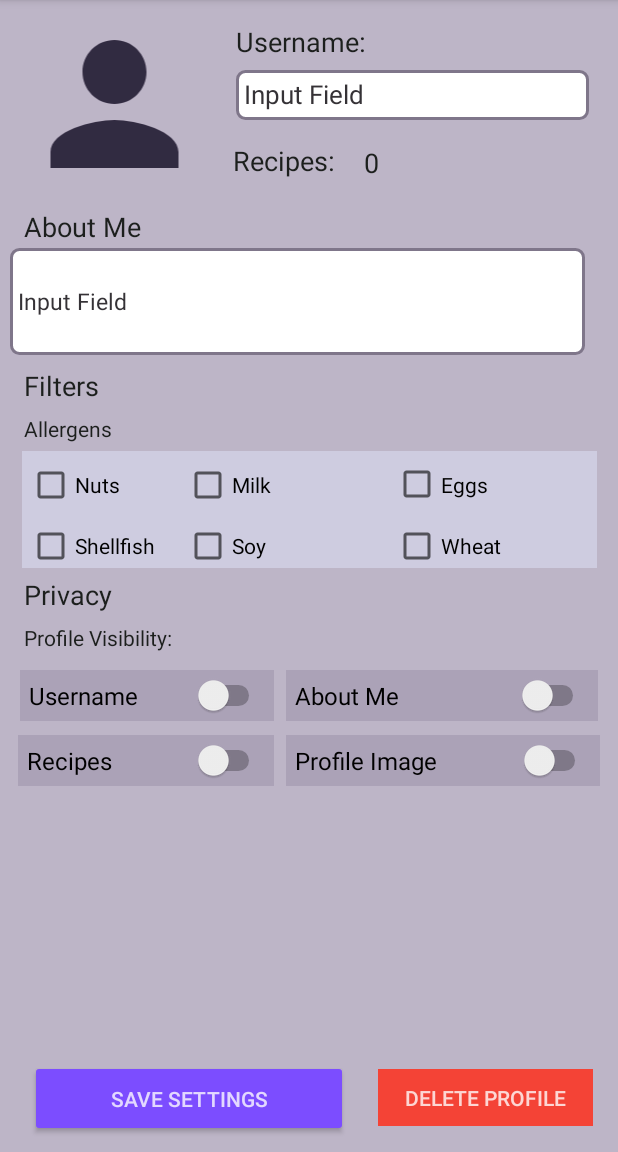
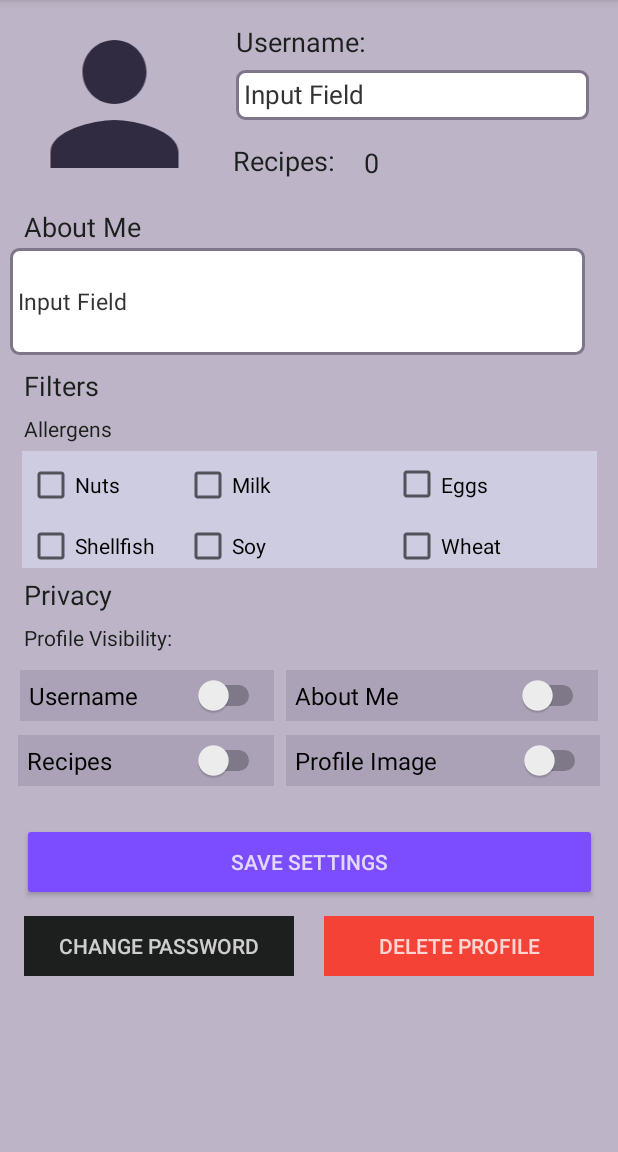
Before and after one commit to SWEngGroup4/scranplan, an Android app: the ProfileSettings screen opened directly, with no data from a screen before it, on a phone screen of 412 x 824 dp, the part 84-1236 px from its top. Run offline under Robolectric (Android 15) with nearby library versions, the phone set to English and light mode, and no system bars; our stand-ins replace Firebase (no records; nobody signed in at launch, a user with empty details on screens opened directly).

Commit message:
Finished delete profile and reset password options + added scrollview
**Added**
- delete profile button which deletes the users profile
- Reset password which resets the users password

**Fixed**
- Added email reference back to the UserInfoPrivate class.
- Made the profile settings page a scrollview making it visible on smaller decides.

**TODO**
- Tests (JUnit & Espresso)
- Fix layout issues on smaller/larger devices (DP > SP conversion)

```diff
--- a/app/src/main/res/layout/activity_profile_settings.xml
+++ b/app/src/main/res/layout/activity_profile_settings.xml
@@ -6,16 +6,25 @@
     android:layout_height="match_parent"
     tools:context=".ProfileSettings">
 
+    <ScrollView
+        android:layout_width="match_parent"
+        android:layout_height="match_parent" >
+
+    <androidx.constraintlayout.widget.ConstraintLayout
+        android:layout_width="match_parent"
+        android:layout_height="match_parent" >
+
+
     <EditText
         android:id="@+id/settings_input_username"
         style="@style/Widget.AppCompat.EditText"
-        android:layout_width="235dp"
-        android:layout_height="33dp"
-        android:layout_marginTop="8dp"
-        android:layout_marginEnd="10dp"
+        android:layout_width="235sp"
+        android:layout_height="33sp"
+        android:layout_marginTop="8sp"
+        android:layout_marginEnd="10sp"
         android:background="@drawable/rounded_corners"
         android:ems="10"
-        android:padding="5.5dp"
+        android:padding="5.5sp"
         android:text="Input Field"
         android:singleLine="true"
         android:textColor="#353236"
@@ -25,27 +34,44 @@
         app:layout_constraintTop_toBottomOf="@+id/settings_username" />
 
         <Button
-        android:id="@+id/settings_delete_profile"
+            android:id="@+id/settings_reset_password"
             style="@style/Widget.AppCompat.Button.Borderless"
-        android:layout_width="143dp"
-        android:layout_height="38dp"
-        android:layout_marginStart="33dp"
-        android:layout_marginEnd="20dp"
-        android:layout_marginBottom="17dp"
+            android:layout_width="180sp"
+            android:layout_height="40sp"
+            android:layout_marginStart="16sp"
+            android:layout_marginTop="10sp"
+            android:layout_marginBottom="20sp"
+            android:background="@color/colorPrimaryText"
+            android:onClick="changePassword"
+            android:text="change password"
+            android:textColor="#C8FFFFFF"
+            app:layout_constraintBottom_toBottomOf="parent"
+            app:layout_constraintStart_toStartOf="parent"
+            app:layout_constraintTop_toBottomOf="@+id/settings_save_settings" />
+
+        <Button
+            android:id="@+id/settings_delete_profile3"
+            style="@style/Widget.AppCompat.Button.Borderless"
+            android:layout_width="180sp"
+            android:layout_height="40sp"
+            android:layout_marginTop="10sp"
+            android:layout_marginEnd="16sp"
+            android:layout_marginBottom="20sp"
             android:background="@color/colorDangerRed"
+            android:onClick="deleteProfile"
             android:text="delete profile"
             android:textColor="#C8FFFFFF"
             app:layout_constraintBottom_toBottomOf="parent"
             app:layout_constraintEnd_toEndOf="parent"
-        app:layout_constraintHorizontal_bias="0.81"
-        app:layout_constraintStart_toEndOf="@+id/settings_save_settings" />
+            app:layout_constraintTop_toBottomOf="@+id/settings_save_settings"
+            app:layout_constraintVertical_bias="0.17000002" />
 
     <ImageView
         android:id="@+id/settings_profile_image"
-        android:layout_width="142dp"
-        android:layout_height="128dp"
-        android:layout_marginStart="5dp"
-        android:layout_marginTop="5dp"
+        android:layout_width="142sp"
+        android:layout_height="128sp"
+        android:layout_marginStart="5sp"
+        android:layout_marginTop="5sp"
         app:layout_constraintStart_toStartOf="parent"
         app:layout_constraintTop_toTopOf="parent"
         app:srcCompat="@drawable/temp_settings_profile_image"
@@ -53,10 +79,10 @@
 
     <TextView
         android:id="@+id/public_profile_recipes"
-        android:layout_width="65dp"
-        android:layout_height="30dp"
-        android:layout_marginStart="5dp"
-        android:layout_marginTop="16dp"
+        android:layout_width="65sp"
+        android:layout_height="30sp"
+        android:layout_marginStart="5sp"
+        android:layout_marginTop="16sp"
         android:text="0"
         android:textAppearance="@style/TextAppearance.AppCompat.Medium"
         app:layout_constraintStart_toEndOf="@+id/settings_recipes"
@@ -64,10 +90,10 @@
 
     <TextView
         android:id="@+id/settings_username"
-        android:layout_width="97dp"
-        android:layout_height="23dp"
-        android:layout_marginStart="10dp"
-        android:layout_marginTop="15dp"
+        android:layout_width="97sp"
+        android:layout_height="23sp"
+        android:layout_marginStart="10sp"
+        android:layout_marginTop="15sp"
         android:text="Username:"
         android:textAppearance="@style/TextAppearance.AppCompat.Medium"
         app:layout_constraintStart_toEndOf="@+id/settings_profile_image"
@@ -75,10 +101,10 @@
 
     <TextView
         android:id="@+id/settings_recipes"
-        android:layout_width="82dp"
-        android:layout_height="29dp"
-        android:layout_marginStart="8dp"
-        android:layout_marginTop="56dp"
+        android:layout_width="82sp"
+        android:layout_height="29sp"
+        android:layout_marginStart="8sp"
+        android:layout_marginTop="56sp"
         android:text="Recipes:"
         android:textAppearance="@style/TextAppearance.AppCompat.Medium"
         app:layout_constraintStart_toEndOf="@+id/settings_profile_image"
@@ -88,8 +114,8 @@
         android:id="@+id/settings_allergens"
         android:layout_width="wrap_content"
         android:layout_height="wrap_content"
-        android:layout_marginStart="16dp"
-        android:layout_marginTop="5dp"
+        android:layout_marginStart="16sp"
+        android:layout_marginTop="5sp"
         android:text="Allergens"
         android:textAppearance="@style/TextAppearance.AppCompat.Body1"
         app:layout_constraintStart_toStartOf="parent"
@@ -97,20 +123,20 @@
 
     <TextView
         android:id="@+id/settings_visibility"
-        android:layout_width="180dp"
-        android:layout_height="22dp"
-        android:layout_marginStart="16dp"
-        android:layout_marginTop="5dp"
+        android:layout_width="180sp"
+        android:layout_height="22sp"
+        android:layout_marginStart="16sp"
+        android:layout_marginTop="5sp"
         android:text="Profile Visibility:"
         app:layout_constraintStart_toStartOf="parent"
         app:layout_constraintTop_toBottomOf="@+id/settings_privacy" />
 
     <TextView
         android:id="@+id/settings_privacy"
-        android:layout_width="99dp"
-        android:layout_height="26dp"
-        android:layout_marginStart="16dp"
-        android:layout_marginTop="5dp"
+        android:layout_width="99sp"
+        android:layout_height="26sp"
+        android:layout_marginStart="16sp"
+        android:layout_marginTop="5sp"
         android:text="Privacy"
         android:textAppearance="@style/TextAppearance.AppCompat.Medium"
         app:layout_constraintStart_toStartOf="parent"
@@ -118,11 +144,11 @@
 
     <TableLayout
         android:id="@+id/settings_checkbox_table"
-        android:layout_width="383dp"
-        android:layout_height="78dp"
-        android:layout_marginStart="16dp"
-        android:layout_marginTop="5dp"
-        android:layout_marginEnd="16dp"
+        android:layout_width="383sp"
+        android:layout_height="78sp"
+        android:layout_marginStart="16sp"
+        android:layout_marginTop="5sp"
+        android:layout_marginEnd="16sp"
         android:background="#cecce0"
         app:layout_constraintEnd_toEndOf="parent"
         app:layout_constraintStart_toStartOf="parent"
@@ -130,7 +156,7 @@
 
         <TableRow
             android:layout_height="wrap_content"
-            android:padding="3dp">
+            android:padding="3sp">
 
             <CheckBox
                 android:id="@+id/settings_allergy_nuts"
@@ -150,14 +176,14 @@
 
             <CheckBox
                 android:id="@+id/settings_allergy_eggs"
-                android:layout_width="113dp"
-                android:layout_height="38dp"
+                android:layout_width="113sp"
+                android:layout_height="38sp"
                 android:layout_weight="1"
                 android:onClick="onCheckboxClicked"
                 android:text="Eggs" />
         </TableRow>
 
-        <TableRow android:padding="3dp">
+        <TableRow android:padding="3sp">
 
             <CheckBox
                 android:id="@+id/settings_allergy_shellfish"
@@ -169,8 +195,8 @@
 
             <CheckBox
                 android:id="@+id/settings_allergy_soy"
-                android:layout_width="120dp"
-                android:layout_height="30dp"
+                android:layout_width="120sp"
+                android:layout_height="30sp"
                 android:layout_weight="1"
                 android:onClick="onCheckboxClicked"
                 android:text="Soy"/>
@@ -189,10 +215,10 @@
 
     <TextView
         android:id="@+id/settings_about_me"
-        android:layout_width="88dp"
-        android:layout_height="21dp"
-        android:layout_marginStart="16dp"
-        android:layout_marginTop="5dp"
+        android:layout_width="88sp"
+        android:layout_height="21sp"
+        android:layout_marginStart="16sp"
+        android:layout_marginTop="5sp"
         android:text="About Me"
         android:textAppearance="@style/TextAppearance.AppCompat.Medium"
         app:layout_constraintStart_toStartOf="parent"
@@ -200,10 +226,10 @@
 
     <TextView
         android:id="@+id/settings_filters"
-        android:layout_width="99dp"
-        android:layout_height="26dp"
-        android:layout_marginStart="16dp"
-        android:layout_marginTop="8dp"
+        android:layout_width="99sp"
+        android:layout_height="26sp"
+        android:layout_marginStart="16sp"
+        android:layout_marginTop="8sp"
         android:text="Filters"
         android:textAppearance="@style/TextAppearance.AppCompat.Medium"
         app:layout_constraintStart_toStartOf="parent"
@@ -212,26 +238,26 @@
     <Button
         android:id="@+id/settings_save_settings"
         style="@style/Widget.AppCompat.Button.Colored"
-        android:layout_width="212dp"
-        android:layout_height="51dp"
-        android:layout_marginStart="20dp"
-        android:layout_marginBottom="10dp"
+        android:layout_width="383sp"
+        android:layout_height="52sp"
+        android:layout_marginTop="10sp"
+        android:onClick="saveSettings"
         android:text="save settings"
         android:textColor="#C8FFFFFF"
-        android:onClick="saveSettings"
-        app:layout_constraintBottom_toBottomOf="parent"
-        app:layout_constraintStart_toStartOf="parent" />
+        app:layout_constraintEnd_toEndOf="parent"
+        app:layout_constraintStart_toStartOf="parent"
+        app:layout_constraintTop_toBottomOf="@+id/settings_privacy_table" />
 
     <EditText
         android:id="@+id/settings_input_about_me"
         style="@style/Widget.AppCompat.EditText"
-        android:layout_width="383dp"
-        android:layout_height="71dp"
-        android:layout_marginTop="5dp"
-        android:layout_marginEnd="16dp"
+        android:layout_width="383sp"
+        android:layout_height="71sp"
+        android:layout_marginTop="5sp"
+        android:layout_marginEnd="16sp"
         android:background="@drawable/rounded_corners"
         android:ems="10"
-        android:padding="5.5dp"
+        android:padding="5.5sp"
         android:text="Input Field"
         android:textAppearance="@style/TextAppearance.AppCompat.Display1"
         android:textColor="#353236"
@@ -242,42 +268,42 @@
 
     <TableLayout
         android:id="@+id/settings_privacy_table"
-        android:layout_width="396dp"
-        android:layout_height="97dp"
-        android:layout_marginStart="16dp"
-        android:layout_marginTop="4dp"
-        android:layout_marginEnd="16dp"
+        android:layout_width="396sp"
+        android:layout_height="97sp"
+        android:layout_marginStart="16sp"
+        android:layout_marginTop="4sp"
+        android:layout_marginEnd="16sp"
         android:showDividers="middle"
         app:layout_constraintEnd_toEndOf="parent"
         app:layout_constraintHorizontal_bias="0.52"
         app:layout_constraintStart_toStartOf="parent"
         app:layout_constraintTop_toBottomOf="@+id/settings_visibility">
 
-        <TableRow android:padding="1dp">
+        <TableRow android:padding="1sp">
 
             <Switch
                 android:id="@+id/settings_privacy_username"
-                android:layout_width="10dp"
-                android:layout_margin="4dp"
+                android:layout_width="10sp"
+                android:layout_margin="4sp"
                 android:layout_weight="1"
                 android:background="#36675B7A"
                 android:checked="false"
-                android:padding="6dp"
+                android:onClick="onSwitchClicked"
+                android:padding="6sp"
                 android:text="Username"
                 android:textSize="16sp"
-                android:onClick="onSwitchClicked"
                 tools:checked="true" />
 
             <Switch
                 android:id="@+id/settings_privacy_about_me"
-                android:layout_margin="4dp"
+                android:layout_margin="4sp"
                 android:layout_weight="1"
                 android:background="#36675B7A"
                 android:checked="false"
-                android:padding="6dp"
+                android:onClick="onSwitchClicked"
+                android:padding="6sp"
                 android:text="About Me"
                 android:textSize="16sp"
-                android:onClick="onSwitchClicked"
                 tools:checked="true" />
 
 
@@ -287,26 +313,26 @@
 
             <Switch
                 android:id="@+id/settings_privacy_recipes"
-                android:layout_margin="4dp"
+                android:layout_margin="4sp"
                 android:layout_weight="1"
                 android:background="#36675B7A"
                 android:checked="false"
-                android:padding="6dp"
+                android:onClick="onSwitchClicked"
+                android:padding="6sp"
                 android:text="Recipes"
                 android:textSize="16sp"
-                android:onClick="onSwitchClicked"
                 tools:checked="true" />
 
             <Switch
                 android:id="@+id/settings_privacy_profile_image"
-                android:layout_margin="4dp"
+                android:layout_margin="4sp"
                 android:layout_weight="1"
                 android:background="#36675B7A"
                 android:checked="false"
-                android:padding="6dp"
+                android:onClick="onSwitchClicked"
+                android:padding="6sp"
                 android:text="Profile Image"
                 android:textSize="16sp"
-                android:onClick="onSwitchClicked"
                 tools:checked="false" />
 
 
@@ -316,5 +342,10 @@
 
     </TableLayout>
 
+    </androidx.constraintlayout.widget.ConstraintLayout>
+
+    </ScrollView>
+
+
 
 </androidx.constraintlayout.widget.ConstraintLayout>
--- a/build.gradle
+++ b/build.gradle
@@ -7,7 +7,7 @@ buildscript {
 
     }
     dependencies {
-        classpath 'com.android.tools.build:gradle:3.6.0'
+        classpath 'com.android.tools.build:gradle:3.6.1'
         classpath 'com.google.gms:google-services:4.3.2'
         // NOTE: Do not place your application dependencies here; they belong
         // in the individual module build.gradle files
```
Also changed, not shown: app/src/main/java/com/group4sweng/scranplan/ProfileSettings.java (+193 -0 lines), app/src/main/java/com/group4sweng/scranplan/UserInfo/UserInfoPrivate.java (+10 -0 lines), 1 other file. Lines whose indentation alone changed are shown as unchanged.
